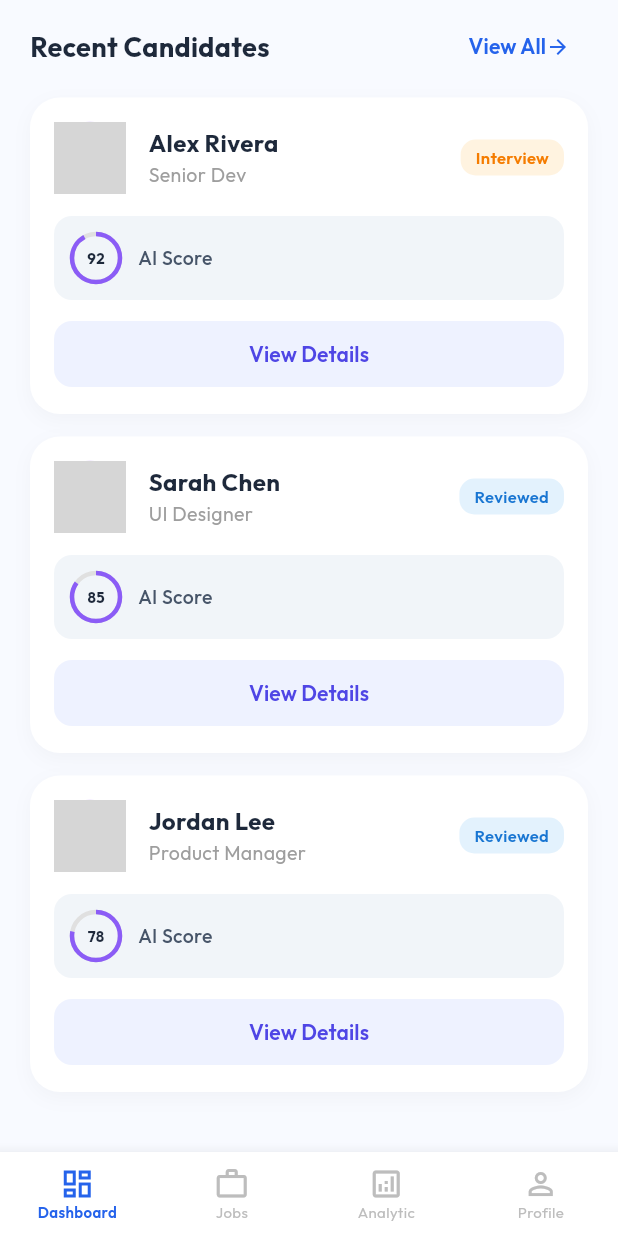
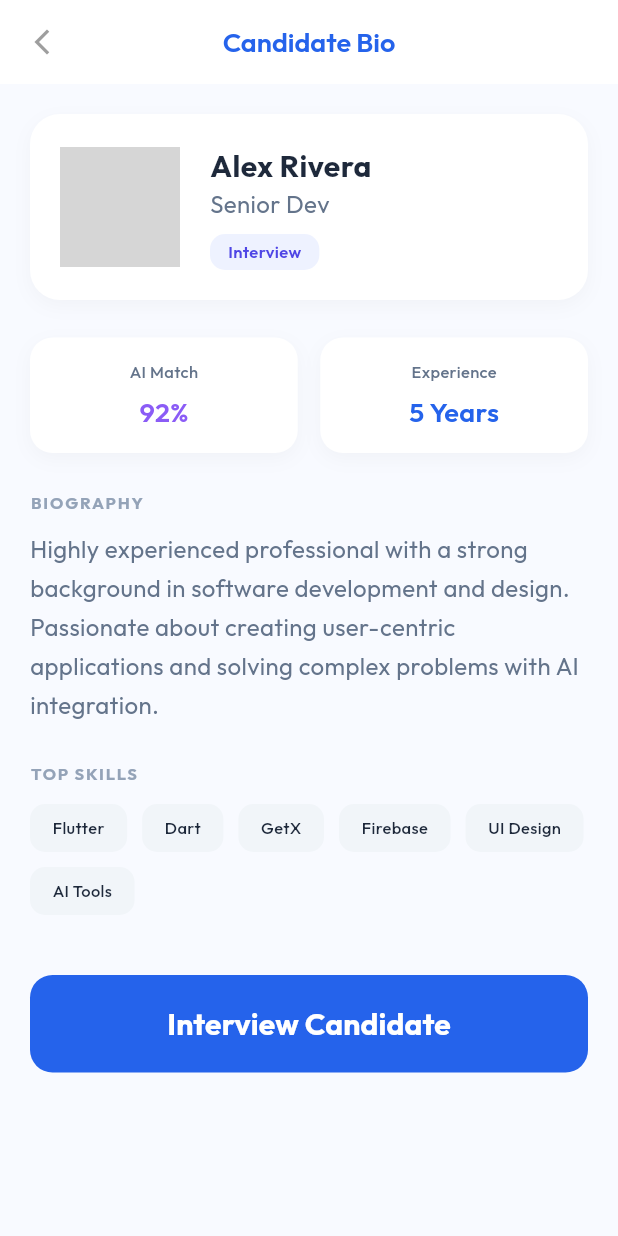
Before and after one commit to HiringBaseRepo/Mobile_HiringBase, a Flutter app: the screen it shows after launch, scrolled down 576 dp, after a tap on "View Details", on a phone screen of 412 x 824 dp. Run offline on Flutter 3.47's test engine with Material 3 defaults, Android fonts, the phone set to English and light mode, and no system bars; our stand-ins replace fl_chart, get, google_fonts; network calls fail; grey boxes are pictures that could not be loaded.

Commit message:
feat: initialize core app structure, styling, and candidate detail module

```diff
--- /dev/null
+++ b/lib/app/core/values/app_colors.dart
@@ -0,0 +1,29 @@
+import 'package:flutter/material.dart';
+
+class AppColors {
+  // Backgrounds
+  static const Color background = Color(0xFFF8FAFF);
+  static const Color cardBackground = Colors.white;
+  static const Color surface = Color(0xFFF1F5F9);
+
+  // Brand Colors
+  static const Color primary = Color(0xFF2563EB);
+  static const Color secondary = Color(0xFF8B5CF6);
+  static const Color accent = Color(0xFFEEF2FF);
+  static const Color accentText = Color(0xFF4F46E5);
+
+  // Status Colors
+  static const Color success = Color(0xFF4CAF50);
+  static const Color warning = Color(0xFFF59E0B);
+  static const Color error = Color(0xFFEF4444);
+  static const Color info = Color(0xFF3B82F6);
+
+  // Text Colors
+  static const Color textPrimary = Color(0xFF1E293B);
+  static const Color textSecondary = Color(0xFF64748B);
+  static const Color textTertiary = Color(0xFF94A3B8);
+
+  // Chart Colors
+  static const Color chartPrimary = Color(0xFF2563EB);
+  static const Color chartSecondary = Color(0xFFBFDBFE);
+}
--- /dev/null
+++ b/lib/app/core/values/app_text_styles.dart
@@ -0,0 +1,70 @@
+import 'package:flutter/material.dart';
+import 'package:google_fonts/google_fonts.dart';
+import 'app_colors.dart';
+
+class AppTextStyles {
+  static TextStyle get base => GoogleFonts.outfit();
+
+  // Headers
+  static TextStyle h1 = base.copyWith(
+    fontSize: 28,
+    fontWeight: FontWeight.bold,
+    color: AppColors.textPrimary,
+  );
+
+  static TextStyle h2 = base.copyWith(
+    fontSize: 24,
+    fontWeight: FontWeight.bold,
+    color: AppColors.textPrimary,
+  );
+
+  static TextStyle h3 = base.copyWith(
+    fontSize: 20,
+    fontWeight: FontWeight.bold,
+    color: AppColors.textPrimary,
+  );
+
+  // Subheaders
+  static TextStyle subHeader1 = base.copyWith(
+    fontSize: 18,
+    fontWeight: FontWeight.w600,
+    color: AppColors.textPrimary,
+  );
+
+  static TextStyle subHeader2 = base.copyWith(
+    fontSize: 16,
+    fontWeight: FontWeight.w600,
+    color: AppColors.textPrimary,
+  );
+
+  // Body
+  static TextStyle bodyL = base.copyWith(
+    fontSize: 16,
+    fontWeight: FontWeight.normal,
+    color: AppColors.textPrimary,
+  );
+
+  static TextStyle bodyM = base.copyWith(
+    fontSize: 14,
+    fontWeight: FontWeight.normal,
+    color: AppColors.textPrimary,
+  );
+
+  static TextStyle bodyS = base.copyWith(
+    fontSize: 12,
+    fontWeight: FontWeight.normal,
+    color: AppColors.textSecondary,
+  );
+
+  static TextStyle caption = base.copyWith(
+    fontSize: 11,
+    fontWeight: FontWeight.w500,
+    color: AppColors.textSecondary,
+  );
+
+  // Specialized
+  static TextStyle button = base.copyWith(
+    fontSize: 14,
+    fontWeight: FontWeight.w600,
+  );
+}
--- /dev/null
+++ b/lib/app/modules/candidate_detail/bindings/candidate_detail_binding.dart
@@ -0,0 +1,11 @@
+import 'package:get/get.dart';
+import '../controllers/candidate_detail_controller.dart';
+
+class CandidateDetailBinding extends Bindings {
+  @override
+  void dependencies() {
+    Get.lazyPut<CandidateDetailController>(
+      () => CandidateDetailController(),
+    );
+  }
+}
--- /dev/null
+++ b/lib/app/modules/candidate_detail/controllers/candidate_detail_controller.dart
@@ -0,0 +1,22 @@
+import 'package:get/get.dart';
+
+class CandidateDetailController extends GetxController {
+  late Map<String, dynamic> candidate;
+
+  @override
+  void onInit() {
+    super.onInit();
+    if (Get.arguments != null && Get.arguments is Map<String, dynamic>) {
+      candidate = Get.arguments as Map<String, dynamic>;
+    } else {
+      // Fallback data if arguments are missing
+      candidate = {
+        'name': 'Unknown',
+        'role': 'N/A',
+        'status': 'N/A',
+        'score': 0,
+        'image': 'https://i.pravatar.cc/150?u=unknown',
+      };
+    }
+  }
+}
--- /dev/null
+++ b/lib/app/modules/candidate_detail/views/candidate_detail_view.dart
@@ -0,0 +1,231 @@
+import 'package:flutter/material.dart';
+import 'package:get/get.dart';
+import 'package:uifrontendmobile/app/core/values/app_colors.dart';
+import 'package:uifrontendmobile/app/core/values/app_text_styles.dart';
+import '../controllers/candidate_detail_controller.dart';
+
+class CandidateDetailView extends GetView<CandidateDetailController> {
+  const CandidateDetailView({super.key});
+
+  @override
+  Widget build(BuildContext context) {
+    final candidate = controller.candidate;
+
+    return Scaffold(
+      backgroundColor: AppColors.background,
+      appBar: AppBar(
+        backgroundColor: AppColors.cardBackground,
+        elevation: 0,
+        leading: IconButton(
+          icon: const Icon(Icons.arrow_back_ios_new, color: Colors.grey, size: 20),
+          onPressed: () => Get.back(),
+        ),
+        title: Text(
+          'Candidate Bio',
+          style: AppTextStyles.subHeader1.copyWith(color: AppColors.primary),
+        ),
+        centerTitle: true,
+      ),
+      body: SingleChildScrollView(
+        padding: const EdgeInsets.all(20),
+        child: Column(
+          crossAxisAlignment: CrossAxisAlignment.start,
+          children: [
+            _buildProfileHeader(candidate),
+            const SizedBox(height: 25),
+            _buildInfoSection(candidate),
+            const SizedBox(height: 25),
+            _buildBioSection(),
+            const SizedBox(height: 25),
+            _buildSkillsSection(),
+            const SizedBox(height: 40),
+            _buildActionButtons(),
+          ],
+        ),
+      ),
+    );
+  }
+
+  Widget _buildProfileHeader(Map<String, dynamic> candidate) {
+    return Container(
+      padding: const EdgeInsets.all(20),
+      decoration: BoxDecoration(
+        color: AppColors.cardBackground,
+        borderRadius: BorderRadius.circular(20),
+        boxShadow: [
+          BoxShadow(
+            color: Colors.black.withOpacity(0.03),
+            blurRadius: 10,
+            offset: const Offset(0, 4),
+          ),
+        ],
+      ),
+      child: Row(
+        children: [
+          CircleAvatar(
+            radius: 40,
+            backgroundImage: NetworkImage(candidate['image'].toString()),
+          ),
+          const SizedBox(width: 20),
+          Expanded(
+            child: Column(
+              crossAxisAlignment: CrossAxisAlignment.start,
+              children: [
+                Text(
+                  candidate['name'].toString(),
+                  style: AppTextStyles.h3,
+                ),
+                Text(
+                  candidate['role'].toString(),
+                  style: AppTextStyles.bodyL.copyWith(color: AppColors.textSecondary),
+                ),
+                const SizedBox(height: 8),
+                Container(
+                  padding: const EdgeInsets.symmetric(horizontal: 12, vertical: 4),
+                  decoration: BoxDecoration(
+                    color: AppColors.accent,
+                    borderRadius: BorderRadius.circular(10),
+                  ),
+                  child: Text(
+                    candidate['status'].toString(),
+                    style: AppTextStyles.caption.copyWith(
+                      fontWeight: FontWeight.w600,
+                      color: AppColors.accentText,
+                    ),
+                  ),
+                ),
+              ],
+            ),
+          ),
+        ],
+      ),
+    );
+  }
+
+  Widget _buildInfoSection(Map<String, dynamic> candidate) {
+    return Row(
+      children: [
+        _buildStatCard('AI Match', '${candidate['score']}%', AppColors.secondary),
+        const SizedBox(width: 15),
+        _buildStatCard('Experience', '5 Years', AppColors.primary),
+      ],
+    );
+  }
+
+  Widget _buildStatCard(String label, String value, Color color) {
+    return Expanded(
+      child: Container(
+        padding: const EdgeInsets.all(15),
+        decoration: BoxDecoration(
+          color: Colors.white,
+          borderRadius: BorderRadius.circular(15),
+          boxShadow: [
+            BoxShadow(
+              color: Colors.black.withOpacity(0.03),
+              blurRadius: 10,
+              offset: const Offset(0, 4),
+            ),
+          ],
+        ),
+        child: Column(
+          children: [
+            Text(
+              label,
+              style: AppTextStyles.caption.copyWith(color: AppColors.textSecondary),
+            ),
+            const SizedBox(height: 5),
+            Text(
+              value,
+              style: AppTextStyles.subHeader1.copyWith(
+                color: color,
+              ),
+            ),
+          ],
+        ),
+      ),
+    );
+  }
+
+  Widget _buildBioSection() {
+    return Column(
+      crossAxisAlignment: CrossAxisAlignment.start,
+      children: [
+        Text(
+          'BIOGRAPHY',
+          style: AppTextStyles.caption.copyWith(
+            fontWeight: FontWeight.bold,
+            color: AppColors.textTertiary,
+            letterSpacing: 1.2,
+          ),
+        ),
+        const SizedBox(height: 10),
+        Text(
+          'Highly experienced professional with a strong background in software development and design. Passionate about creating user-centric applications and solving complex problems with AI integration.',
+          style: AppTextStyles.bodyL.copyWith(
+            color: AppColors.textSecondary,
+            height: 1.6,
+          ),
+        ),
+      ],
+    );
+  }
+
+  Widget _buildSkillsSection() {
+    final skills = ['Flutter', 'Dart', 'GetX', 'Firebase', 'UI Design', 'AI Tools'];
+    return Column(
+      crossAxisAlignment: CrossAxisAlignment.start,
+      children: [
+        Text(
+          'TOP SKILLS',
+          style: AppTextStyles.caption.copyWith(
+            fontWeight: FontWeight.bold,
+            color: AppColors.textTertiary,
+            letterSpacing: 1.2,
+          ),
+        ),
+        const SizedBox(height: 12),
+        Wrap(
+          spacing: 10,
+          runSpacing: 10,
+          children: skills.map((skill) => Container(
+            padding: const EdgeInsets.symmetric(horizontal: 15, vertical: 8),
+            decoration: BoxDecoration(
+              color: AppColors.surface,
+              borderRadius: BorderRadius.circular(10),
+            ),
+            child: Text(
+              skill,
+              style: AppTextStyles.caption.copyWith(
+                fontWeight: FontWeight.w500,
+                color: AppColors.textPrimary,
+              ),
+            ),
+          )).toList(),
+        ),
+      ],
+    );
+  }
+
+  Widget _buildActionButtons() {
+    return Row(
+      children: [
+        Expanded(
+          child: ElevatedButton(
+            onPressed: () {},
+            style: ElevatedButton.styleFrom(
+              backgroundColor: AppColors.primary,
+              foregroundColor: Colors.white,
+              elevation: 0,
+              shape: RoundedRectangleBorder(borderRadius: BorderRadius.circular(15)),
+              padding: const EdgeInsets.symmetric(vertical: 18),
+            ),
+            child: Text(
+              'Interview Candidate',
+              style: AppTextStyles.h3.copyWith(color: Colors.white),
+            ),
+          ),
+        ),
+      ],
+    );
+  }
+}
--- a/lib/app/modules/home/views/home_view.dart
+++ b/lib/app/modules/home/views/home_view.dart
@@ -1,8 +1,9 @@
 import 'package:flutter/material.dart';
 import 'package:get/get.dart';
-import 'package:google_fonts/google_fonts.dart';
 import 'package:fl_chart/fl_chart.dart';
 import 'package:uifrontendmobile/app/routes/app_pages.dart';
+import 'package:uifrontendmobile/app/core/values/app_colors.dart';
+import 'package:uifrontendmobile/app/core/values/app_text_styles.dart';
 import '../controllers/home_controller.dart';
 
 class HomeView extends GetView<HomeController> {
@@ -11,7 +12,7 @@ class HomeView extends GetView<HomeController> {
   @override
   Widget build(BuildContext context) {
     return Scaffold(
-      backgroundColor: const Color(0xFFF8FAFF),
+      backgroundColor: AppColors.background,
       body: SafeArea(
         child: SingleChildScrollView(
           padding: const EdgeInsets.symmetric(horizontal: 20, vertical: 10),
@@ -45,23 +46,19 @@ class HomeView extends GetView<HomeController> {
             Container(
               padding: const EdgeInsets.all(8),
               decoration: BoxDecoration(
-                color: Colors.blue.shade100,
+                color: AppColors.accent,
                 borderRadius: BorderRadius.circular(10),
               ),
               child: const Icon(
                 Icons.assignment_ind,
-                color: Colors.blue,
+                color: AppColors.primary,
                 size: 24,
               ),
             ),
             const SizedBox(width: 10),
             Text(
               'SmartScreen AI',
-              style: GoogleFonts.outfit(
-                fontSize: 20,
-                fontWeight: FontWeight.bold,
-                color: const Color(0xFF2563EB),
-              ),
+              style: AppTextStyles.h3.copyWith(color: AppColors.primary),
             ),
           ],
         ),
@@ -81,16 +78,12 @@ class HomeView extends GetView<HomeController> {
       children: [
         Text(
           'Good Morning, Sarah',
-          style: GoogleFonts.outfit(
-            fontSize: 28,
-            fontWeight: FontWeight.bold,
-            color: const Color(0xFF1E293B),
-          ),
+          style: AppTextStyles.h1,
         ),
         const SizedBox(height: 4),
         Text(
           'Here is your daily recruitment overview.',
-          style: GoogleFonts.outfit(fontSize: 16, color: Colors.grey.shade600),
+          style: AppTextStyles.bodyL.copyWith(color: AppColors.textSecondary),
         ),
       ],
     );
@@ -106,7 +99,7 @@ class HomeView extends GetView<HomeController> {
             margin: const EdgeInsets.only(right: 15),
             padding: const EdgeInsets.all(16),
             decoration: BoxDecoration(
-              color: Colors.white,
+              color: AppColors.cardBackground,
               borderRadius: BorderRadius.circular(20),
               boxShadow: [
                 BoxShadow(
@@ -127,8 +120,7 @@ class HomeView extends GetView<HomeController> {
                 const SizedBox(height: 15),
                 Text(
                   stat['title'].toString(),
-                  style: GoogleFonts.outfit(
-                    fontSize: 12,
+                  style: AppTextStyles.bodyS.copyWith(
                     color: Colors.grey.shade500,
                     fontWeight: FontWeight.w500,
                   ),
@@ -136,11 +128,7 @@ class HomeView extends GetView<HomeController> {
                 const SizedBox(height: 4),
                 Text(
                   stat['value'].toString(),
-                  style: GoogleFonts.outfit(
-                    fontSize: 24,
-                    fontWeight: FontWeight.bold,
-                    color: const Color(0xFF1E293B),
-                  ),
+                  style: AppTextStyles.h2,
                 ),
               ],
             ),
@@ -169,11 +157,7 @@ class HomeView extends GetView<HomeController> {
         children: [
           Text(
             'Applicants per Month',
-            style: GoogleFonts.outfit(
-              fontSize: 18,
-              fontWeight: FontWeight.bold,
-              color: const Color(0xFF1E293B),
-            ),
+            style: AppTextStyles.subHeader1,
           ),
           const SizedBox(height: 20),
           SizedBox(
@@ -189,10 +173,7 @@ class HomeView extends GetView<HomeController> {
                     sideTitles: SideTitles(
                       showTitles: true,
                       getTitlesWidget: (value, meta) {
-                        const style = TextStyle(
-                          color: Colors.grey,
-                          fontSize: 10,
-                        );
+                        final style = AppTextStyles.caption.copyWith(color: Colors.grey);
                         String text = '';
                         switch (value.toInt()) {
                           case 0:
@@ -256,7 +237,7 @@ class HomeView extends GetView<HomeController> {
       barRods: [
         BarChartRodData(
           toY: y,
-          color: isSelected ? const Color(0xFF2563EB) : const Color(0xFFBFDBFE),
+          color: isSelected ? AppColors.chartPrimary : AppColors.chartSecondary,
           width: 35,
           borderRadius: const BorderRadius.vertical(top: Radius.circular(4)),
         ),
@@ -272,11 +253,7 @@ class HomeView extends GetView<HomeController> {
           children: [
             Text(
               'Recent Candidates',
-              style: GoogleFonts.outfit(
-                fontSize: 18,
-                fontWeight: FontWeight.bold,
-                color: const Color(0xFF1E293B),
-              ),
+              style: AppTextStyles.subHeader1,
             ),
             TextButton(
               onPressed: () {
@@ -287,15 +264,14 @@ class HomeView extends GetView<HomeController> {
                 children: [
                   Text(
                     'View All',
-                    style: GoogleFonts.outfit(
-                      color: const Color(0xFF2563EB),
-                      fontWeight: FontWeight.w600,
+                    style: AppTextStyles.button.copyWith(
+                      color: AppColors.primary,
                     ),
                   ),
                   const Icon(
                     Icons.arrow_forward,
                     size: 16,
-                    color: Color(0xFF2563EB),
+                    color: AppColors.primary,
                   ),
                 ],
               ),
@@ -344,16 +320,11 @@ class HomeView extends GetView<HomeController> {
                   children: [
                     Text(
                       candidate['name'].toString(),
-                      style: GoogleFonts.outfit(
-                        fontSize: 16,
-                        fontWeight: FontWeight.bold,
-                        color: const Color(0xFF1E293B),
-                      ),
+                      style: AppTextStyles.subHeader2,
                     ),
                     Text(
                       candidate['role'].toString(),
-                      style: GoogleFonts.outfit(
-                        fontSize: 13,
+                      style: AppTextStyles.bodyS.copyWith(
                         color: Colors.grey.shade500,
                       ),
                     ),
@@ -367,18 +338,17 @@ class HomeView extends GetView<HomeController> {
                 ),
                 decoration: BoxDecoration(
                   color: candidate['status'] == 'Interview'
-                      ? Colors.orange.shade50
-                      : Colors.blue.shade50,
+                      ? AppColors.warning.withOpacity(0.1)
+                      : AppColors.primary.withOpacity(0.1),
                   borderRadius: BorderRadius.circular(10),
                 ),
                 child: Text(
                   candidate['status'].toString(),
-                  style: GoogleFonts.outfit(
-                    fontSize: 11,
+                  style: AppTextStyles.caption.copyWith(
                     fontWeight: FontWeight.w600,
                     color: candidate['status'] == 'Interview'
-                        ? Colors.orange.shade700
-                        : Colors.blue.shade700,
+                        ? AppColors.warning
+                        : AppColors.primary,
                   ),
                 ),
               ),
@@ -388,7 +358,7 @@ class HomeView extends GetView<HomeController> {
           Container(
             padding: const EdgeInsets.all(12),
             decoration: BoxDecoration(
-              color: const Color(0xFFF1F5F9),
+              color: AppColors.surface,
               borderRadius: BorderRadius.circular(12),
             ),
             child: Row(
@@ -402,16 +372,15 @@ class HomeView extends GetView<HomeController> {
                       child: CircularProgressIndicator(
                         value: (candidate['score'] as int) / 100,
                         strokeWidth: 3,
-                        backgroundColor: Colors.grey.shade300,
-                        color: const Color(0xFF8B5CF6),
+                        backgroundColor: AppColors.background,
+                        color: AppColors.secondary,
                       ),
                     ),
                     Text(
                       candidate['score'].toString(),
-                      style: GoogleFonts.outfit(
-                        fontSize: 10,
+                      style: AppTextStyles.caption.copyWith(
                         fontWeight: FontWeight.bold,
-                        color: const Color(0xFF1E293B),
+                        color: AppColors.textPrimary,
                       ),
                     ),
                   ],
@@ -419,10 +388,9 @@ class HomeView extends GetView<HomeController> {
                 const SizedBox(width: 12),
                 Text(
                   'AI Score',
-                  style: GoogleFonts.outfit(
-                    fontSize: 13,
+                  style: AppTextStyles.caption.copyWith(
                     fontWeight: FontWeight.w500,
-                    color: const Color(0xFF475569),
+                    color: AppColors.textSecondary,
                   ),
                 ),
               ],
@@ -432,10 +400,13 @@ class HomeView extends GetView<HomeController> {
           SizedBox(
             width: double.infinity,
             child: ElevatedButton(
-              onPressed: () {},
+              onPressed: () {
+                debugPrint('Navigating to Candidate Detail: ${candidate['name']}');
+                Get.toNamed('/candidate-detail', arguments: candidate);
+              },
               style: ElevatedButton.styleFrom(
-                backgroundColor: const Color(0xFFEEF2FF),
-                foregroundColor: const Color(0xFF4F46E5),
+                backgroundColor: AppColors.accent,
+                foregroundColor: AppColors.accentText,
                 elevation: 0,
                 shape: RoundedRectangleBorder(
                   borderRadius: BorderRadius.circular(12),
@@ -444,7 +415,7 @@ class HomeView extends GetView<HomeController> {
               ),
               child: Text(
                 'View Details',
-                style: GoogleFonts.outfit(fontWeight: FontWeight.w600),
+                style: AppTextStyles.button,
               ),
             ),
           ),
@@ -461,14 +432,13 @@ class HomeView extends GetView<HomeController> {
           controller.changeNavIndex(index);
         },
         type: BottomNavigationBarType.fixed,
-        backgroundColor: Colors.white,
-        selectedItemColor: const Color(0xFF2563EB),
-        unselectedItemColor: Colors.grey.shade400,
-        selectedLabelStyle: GoogleFonts.outfit(
-          fontSize: 10,
+        backgroundColor: AppColors.cardBackground,
+        selectedItemColor: AppColors.primary,
+        unselectedItemColor: AppColors.textTertiary,
+        selectedLabelStyle: AppTextStyles.caption.copyWith(
           fontWeight: FontWeight.w600,
         ),
-        unselectedLabelStyle: GoogleFonts.outfit(fontSize: 10),
+        unselectedLabelStyle: AppTextStyles.caption,
         items: const [
           BottomNavigationBarItem(
             icon: Icon(Icons.dashboard_outlined),
--- a/lib/app/routes/app_pages.dart
+++ b/lib/app/routes/app_pages.dart
@@ -6,6 +6,8 @@ import '../modules/candidates/bindings/candidates_binding.dart';
 import '../modules/candidates/views/candidates_view.dart';
 import '../modules/jobs/bindings/jobs_binding.dart';
 import '../modules/jobs/views/jobs_view.dart';
+import '../modules/candidate_detail/bindings/candidate_detail_binding.dart';
+import '../modules/candidate_detail/views/candidate_detail_view.dart';
 
 part 'app_routes.dart';
 
@@ -30,5 +32,10 @@ class AppPages {
       page: () => const JobsView(),
       binding: JobsBinding(),
     ),
+    GetPage(
+      name: _Paths.CANDIDATE_DETAIL,
+      page: () => const CandidateDetailView(),
+      binding: CandidateDetailBinding(),
+    ),
   ];
 }
--- a/lib/app/routes/app_routes.dart
+++ b/lib/app/routes/app_routes.dart
@@ -6,6 +6,7 @@ abstract class Routes {
   static const HOME = _Paths.HOME;
   static const CANDIDATES = _Paths.CANDIDATES;
   static const JOBS = _Paths.JOBS;
+  static const CANDIDATE_DETAIL = _Paths.CANDIDATE_DETAIL;
 }
 
 abstract class _Paths {
@@ -13,4 +14,5 @@ abstract class _Paths {
   static const HOME = '/home';
   static const CANDIDATES = '/candidates';
   static const JOBS = '/jobs';
+  static const CANDIDATE_DETAIL = '/candidate-detail';
 }
--- a/lib/main.dart
+++ b/lib/main.dart
@@ -4,10 +4,25 @@ import 'package:get/get.dart';
 
 import 'app/routes/app_pages.dart';
 
+import 'app/core/values/app_colors.dart';
+import 'package:google_fonts/google_fonts.dart';
+
 void main() {
   runApp(
     GetMaterialApp(
-      title: "Application",
+      title: "SmartScreen AI",
+      debugShowCheckedModeBanner: false,
+      theme: ThemeData(
+        useMaterial3: true,
+        scaffoldBackgroundColor: AppColors.background,
+        colorScheme: ColorScheme.fromSeed(
+          seedColor: AppColors.primary,
+          primary: AppColors.primary,
+          secondary: AppColors.secondary,
+          surface: AppColors.cardBackground,
+        ),
+        textTheme: GoogleFonts.outfitTextTheme(),
+      ),
       initialRoute: AppPages.INITIAL,
       getPages: AppPages.routes,
     ),
```
Also changed, not shown: lib/app/modules/candidates/views/candidates_view.dart (+50 -69 lines), lib/app/modules/jobs/views/jobs_view.dart (+54 -53 lines), 2 other files.
